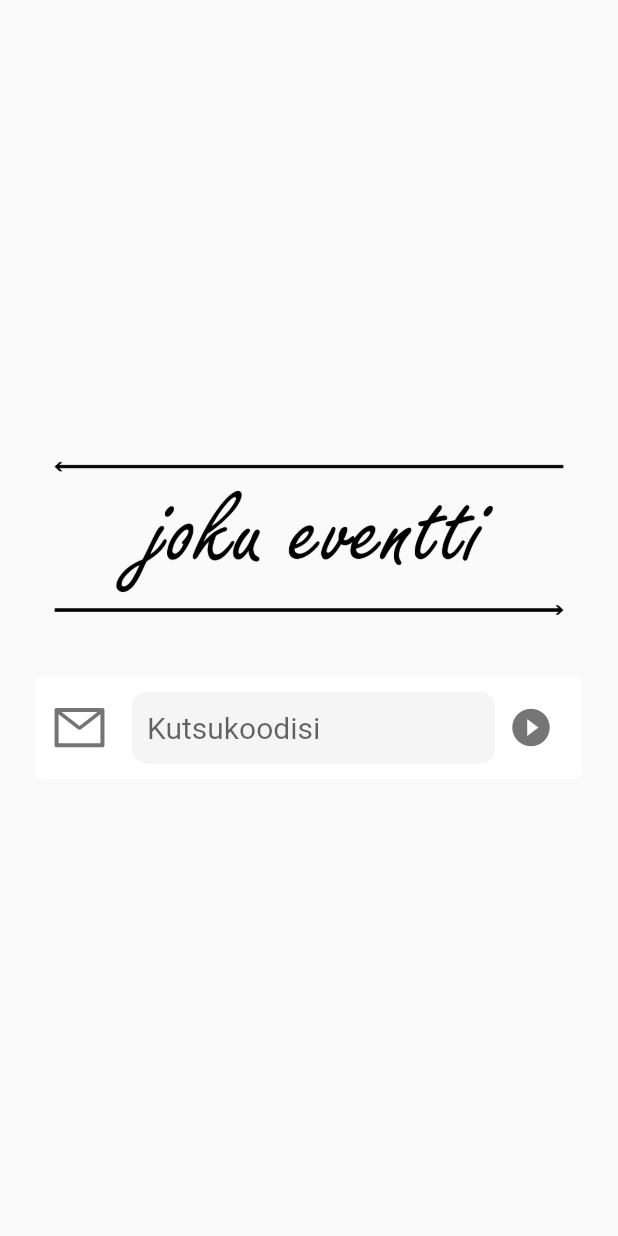
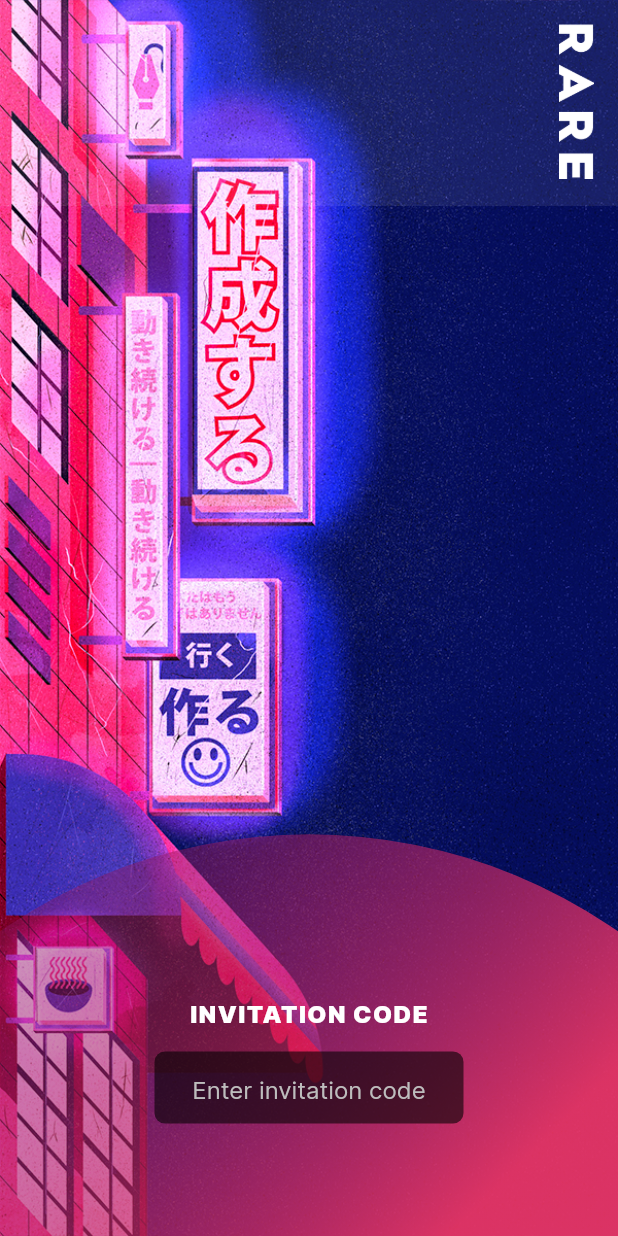
Before and after one commit to rareagency/event-app-showcase, a Flutter app: the Login screen opened directly, on a phone screen of 412 x 824 dp. Run offline on Flutter 3.47's test engine with Material 2 defaults, Android fonts, the phone set to English and light mode, and no system bars; our stand-ins replace ant_icons, extended_image, image_picker; missing offline and left inert: popup_menu.

Commit message:
Feature/login page redesign (#40)
* Login page redesign

* Fix hint text and add TextEditingController

```diff
--- a/app/lib/main.dart
+++ b/app/lib/main.dart
@@ -1,4 +1,4 @@
-import 'package:eventapp/home_screen.dart';
+import 'package:eventapp/pages/login/login.dart';
 import 'package:flutter/material.dart';
 
 class MyApp extends StatelessWidget {
@@ -6,7 +6,7 @@ class MyApp extends StatelessWidget {
   Widget build(BuildContext context) {
     return MaterialApp(
       title: 'Event app demo',
-      home: HomeScreen(),
+      home: Login(),
       theme: ThemeData.light().copyWith(
         accentColor: Colors.blue[700],
         unselectedWidgetColor: Colors.grey[400],
--- a/app/lib/pages/login/login.dart
+++ b/app/lib/pages/login/login.dart
@@ -1,77 +1,188 @@
+import 'dart:ui';
+
 import 'package:ant_icons/ant_icons.dart';
+import 'package:eventapp/home_screen.dart';
+import 'package:eventapp/pages/login/uppercase_text_formatter.dart';
 import 'package:flutter/material.dart';
 
-class Login extends StatelessWidget {
+class Login extends StatefulWidget {
   @override
-  Widget build(BuildContext context) {
-    return Scaffold(
-        body: Center(
-          child: Container(
-            margin: EdgeInsets.symmetric(horizontal: 20),
-            child: Column(
-              mainAxisAlignment: MainAxisAlignment.center,
-              children: <Widget>[
-                Image.asset('assets/event_logo.png'),
-                SizedBox(
-                  height: 30.0,
-                ),
-                LoginInput(),
-              ],
-            ),
-          ),
-        ));
-  }
+  _LoginState createState() => _LoginState();
 }
 
-class LoginInput extends StatelessWidget {
-  final fontSize = 20.0;
+class _LoginState extends State<Login> {
+  var _textController = TextEditingController();
+  var _textFieldSelected = false;
+
+  @override
+  void dispose() {
+    _textController.dispose();
+    super.dispose();
+  }
 
   @override
   Widget build(BuildContext context) {
-    return Card(
-        color: Theme.of(context).cardColor,
-        elevation: 0,
+    var touched = _textFieldSelected || _textController.text.isNotEmpty;
+
+    return Container(
+      alignment: Alignment.bottomCenter,
+      decoration: BoxDecoration(
+        image: DecorationImage(
+          image: AssetImage('assets/login_background.png'),
+          fit: BoxFit.fitHeight,
+          alignment: Alignment.topLeft,
+        ),
+      ),
+      child: Scaffold(
+        backgroundColor: Colors.transparent,
+        body: GestureDetector(
+          onTap: () {
+            FocusScope.of(context).requestFocus(new FocusNode());
+            setState(() {
+              _textFieldSelected = false;
+            });
+          },
+          child: SafeArea(
+            child: Stack(
+              alignment: Alignment.center,
+              children: <Widget>[
+                Align(
+                  alignment: Alignment.topRight,
                   child: Padding(
-          padding: const EdgeInsets.symmetric(
-              horizontal: 10.0, vertical: 10.0),
-          child: Row(
+                    padding: const EdgeInsets.all(16.0),
+                    child: RotatedBox(
+                      quarterTurns: 5,
+                      child: Image.asset(
+                        'assets/rare_logo.png',
+                        width: MediaQuery.of(context).size.width / 4,
+                      ),
+                    ),
+                  ),
+                ),
+
+                Positioned(
+                  bottom: -(MediaQuery.of(context).size.width * 1.1),
+                  child: Container(
+                    height: MediaQuery.of(context).size.width * 1.75,
+                    width: MediaQuery.of(context).size.width * 1.75,
+                    decoration: BoxDecoration(
+                      gradient: LinearGradient(
+                        colors: [
+                          const Color(0xff570663).withAlpha(50),
+                          const Color(0xffF23765).withAlpha(230),
+                        ],
+                        begin: Alignment.topLeft,
+                        end: Alignment.bottomRight,
+                        stops: [0.0, 0.5],
+                      ),
+                      shape: BoxShape.circle,
+                    ),
+                  )
+                ),
+
+                Positioned(
+                  top: 0,
+                  child: Container(
+                    color: Colors.white.withAlpha(20),
+                    height: MediaQuery.of(context).size.width / 3,
+                    width: MediaQuery.of(context).size.width,
+                  ),
+                ),
+
+                Positioned(
+                  bottom: 75.0,
+                  child: Container(
+                    alignment: Alignment.center,
+                    width: MediaQuery.of(context).size.width / 2,
+                    child: Column(
                       children: <Widget>[
-              Expanded(child: TextField(
-                cursorColor: Theme.of(context).cursorColor,
-                style: TextStyle(color: Theme.of(context).hintColor, fontSize: fontSize),
+                        Text(
+                          'INVITATION CODE',
+                          style: TextStyle(
+                            fontWeight: FontWeight.w900,
+                            fontSize: 16,
+                            letterSpacing: 1,
+                            color: Colors.white,
+                          )
+                        ),
+
+                        SizedBox(height: 16),
+
+                        TextField(
+                          controller: _textController,
+                          cursorColor: Colors.grey[500],
+                          maxLength: 12,
+                          maxLengthEnforced: true,
+                          textAlign: TextAlign.center,
+                          inputFormatters: [
+                            UppercaseTextFormatter(),
+                          ],
                           autocorrect: false,
                           enableSuggestions: false,
+                          style: TextStyle(
+                            fontFamily: 'Roboto Mono',
+                            color: Colors.grey[400],
+                            fontSize: 18,
+                          ),
+
                           decoration: InputDecoration(
+                            counterText: '',
+                            filled: true,
+                            contentPadding: touched
+                              ? const EdgeInsets.fromLTRB(20.0, 0, 0.0, 0)
+                              : const EdgeInsets.fromLTRB(0.0, 0, 0.0, 0),
+                            hintText: _textFieldSelected ? '' : 'Enter invitation code',
+                            hintStyle: TextStyle(
+                              fontFamily: 'Inter',
+                              color: Colors.grey[400],
+                              fontSize: 16,
+                            ),
+                            suffixIcon:
+                            touched
+                              ? GestureDetector(
+                                onTap: this.handleSubmit,
+                                child: Icon(
+                                  AntIcons.login,
+                                  size: 30,
+                                  color: Colors.grey[400],
+                                ),
+                              ) : null,
+                            fillColor: Colors.black.withAlpha(150),
                             border: new OutlineInputBorder(
                               borderRadius: const BorderRadius.all(
-                        const Radius.circular(10.0),
+                                const Radius.circular(7.0),
                               ),
                               borderSide: BorderSide(
                                 width: 0,
                                 style: BorderStyle.none,
                               ),
                             ),
-
-                    icon: Icon(
-                      AntIcons.mail,
-                      color: Theme.of(context).iconTheme.color,
-                      size: 38,
                           ),
-
-                    contentPadding: EdgeInsets.symmetric(vertical: 10, horizontal: 10),
-                    filled: true,
-                    hintText: 'Kutsukoodisi',
-                    hintStyle: TextStyle(color: Theme.of(context).hintColor, fontSize: fontSize)),
-              )),
-
-              IconButton(
-                icon: Icon(Icons.play_circle_filled),
-                color: Theme.of(context).iconTheme.color,
-                iconSize: 30,
-                onPressed: () {},
+                          onTap: () {
+                            setState(() {
+                              _textFieldSelected = true;
+                            });
+                          },
+                          onSubmitted: (value) => this.handleSubmit(),
                         ),
                       ],
                     ),
+                  ),
+                ),
+              ],
+            ),
+          ),
+        ),
+      ),
+    );
+  }
+
+  void handleSubmit() {
+    print('Submitted: ${_textController.text}');
+    // TODO: Check login here
+
+    Navigator.pushReplacement(context, MaterialPageRoute(
+      builder: (context) => HomeScreen()
     ));
   }
 }
--- /dev/null
+++ b/app/lib/pages/login/uppercase_text_formatter.dart
@@ -0,0 +1,17 @@
+import 'package:flutter/services.dart';
+
+class UppercaseTextFormatter extends TextInputFormatter {
+  TextEditingValue formatEditUpdate(
+      TextEditingValue oldValue, TextEditingValue newValue) {
+
+    if (newValue.selection.baseOffset == 0) {
+      return newValue;
+    }
+
+    String newText = newValue.text.toUpperCase();
+
+    return newValue.copyWith(
+        text: newText,
+        selection: new TextSelection.collapsed(offset: newText.length));
+  }
+}
```
Also changed, not shown: app/pubspec.yaml (+7 -0 lines), app/assets/event_logo.png (deleted), app/assets/login_background.png (added), app/assets/rare_logo.png (added), app/fonts/Inter-Black.ttf (added), app/fonts/RobotoMono-Medium.ttf (added). Lines whose indentation alone changed are shown as unchanged.
